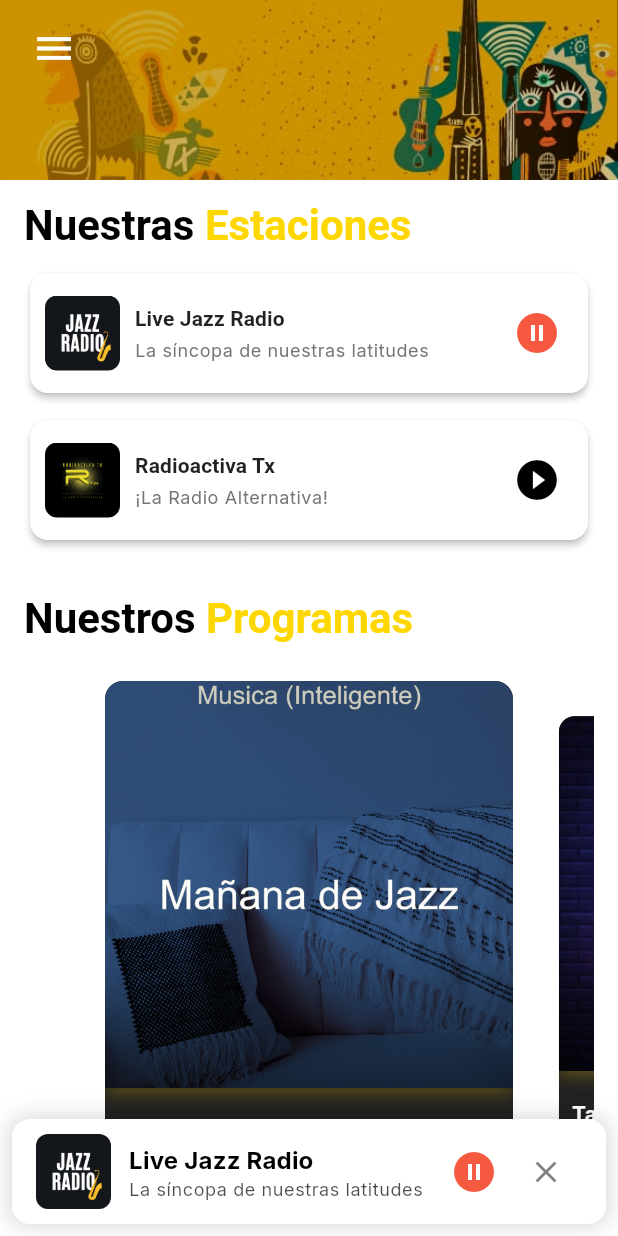
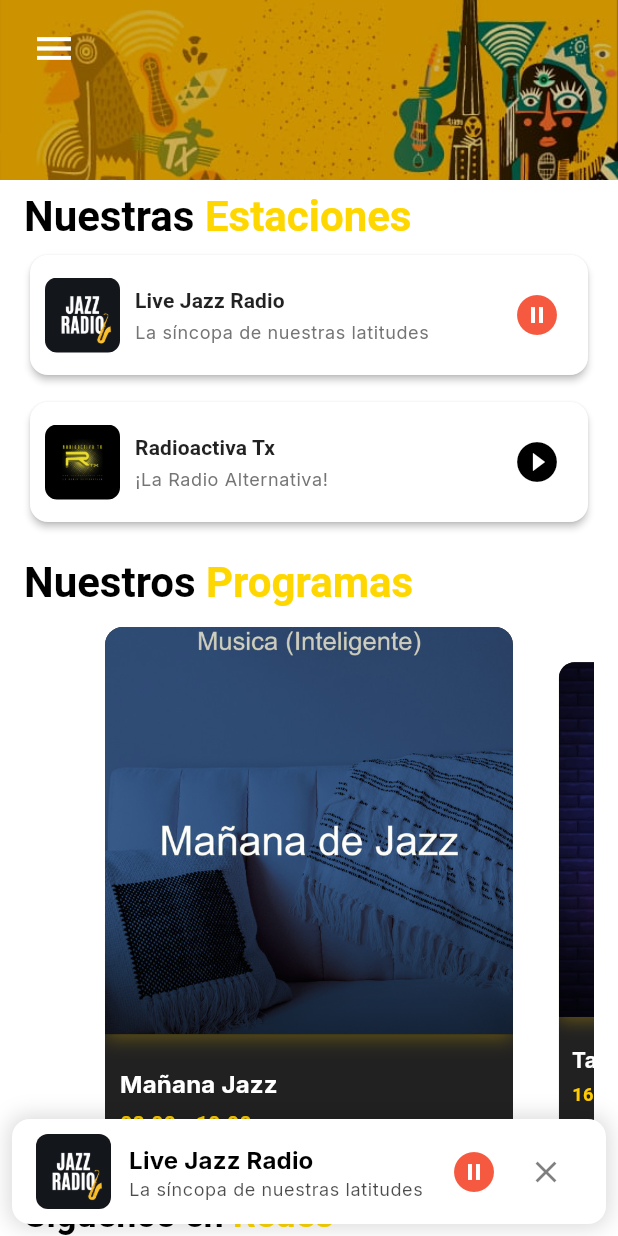
Before and after one commit to Droid636/mi_radio1, a Flutter app: the screen it shows after launch, after a tap on the "menu" icon, after a tap on "Live Jazz Radio", after a tap on the "play circle filled" icon, on a phone screen of 412 x 824 dp. Run offline on Flutter 3.47's test engine with Material 3 defaults, Android fonts, the phone set to English and light mode, and no system bars; drawn by our look-alikes of carousel_slider; our stand-ins replace audio_service, google_fonts, just_audio, share_plus, shared_preferences; missing offline and left inert: audio_session.

Commit message:
Espacios en home screen

```diff
--- a/lib/screens/home_screen.dart
+++ b/lib/screens/home_screen.dart
@@ -83,7 +83,7 @@
   Widget build(BuildContext context) {
     return Center(
       child: Padding(
-        padding: const EdgeInsets.symmetric(horizontal: 4.0, vertical: 10.0),
+        padding: const EdgeInsets.symmetric(horizontal: 4.0, vertical: 4.0),
         child: Wrap(
           spacing: 15.0,
           runSpacing: 15.0,
@@ -119,7 +119,7 @@
                         errorBuilder: (context, error, stackTrace) =>
                             Icon(Icons.link, size: 40, color: color),
                       ),
-                      const SizedBox(height: 5),
+                      const SizedBox(height: 2),
 
                       Text(
                         name,
@@ -544,7 +544,7 @@
                         child: Column(
                           crossAxisAlignment: CrossAxisAlignment.start,
                           children: [
-                            const SizedBox(height: 12),
+                            const SizedBox(height: 6),
                             // Título: Nuestras Estaciones
                             RichText(
                               text: TextSpan(
@@ -564,7 +564,7 @@
                                 ],
                               ),
                             ),
-                            const SizedBox(height: 10),
+                            const SizedBox(height: 4),
 
                             ListView.builder(
                               shrinkWrap: true,
@@ -587,7 +587,7 @@
                               },
                             ),
 
-                            const SizedBox(height: 20),
+                            const SizedBox(height: 8),
 
                             RichText(
                               text: TextSpan(
@@ -607,9 +607,9 @@
                                 ],
                               ),
                             ),
-                            const SizedBox(height: 20),
+                            const SizedBox(height: 8),
                             ProgramCarousel(programs: demoPrograms),
-                            const SizedBox(height: 30),
+                            const SizedBox(height: 10),
 
                             // Título: Síguenos en Redes
                             RichText(
@@ -633,11 +633,11 @@
                                 ],
                               ),
                             ),
-                            const SizedBox(height: 15),
+                            const SizedBox(height: 6),
 
                             const SocialMediaButtons(),
 
-                            const SizedBox(height: 20),
+                            const SizedBox(height: 8),
                           ],
                         ),
                       ),
```
